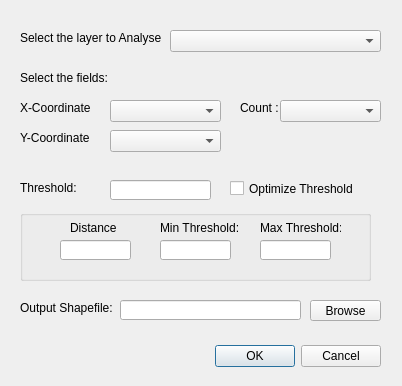
Above: hotspot_Analysis_dialog_base.ui from stanly3690/HotSpotAnalysis_Plugin before the change. Below: the same form after it.
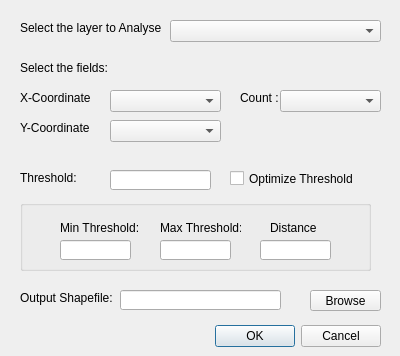
That is the form after the change.

What changed in the file:
```diff
--- a/hotspot_Analysis_dialog_base.ui
+++ b/hotspot_Analysis_dialog_base.ui
@@ -6,8 +6,8 @@
    <rect>
     <x>0</x>
     <y>0</y>
-    <width>402</width>
-    <height>386</height>
+    <width>400</width>
+    <height>356</height>
    </rect>
   </property>
   <property name="windowTitle">
@@ -16,9 +16,9 @@
   <widget class="QDialogButtonBox" name="button_box">
    <property name="geometry">
     <rect>
-     <x>200</x>
-     <y>340</y>
-     <width>181</width>
+     <x>40</x>
+     <y>320</y>
+     <width>341</width>
      <height>32</height>
     </rect>
    </property>
@@ -29,34 +29,73 @@
     <set>QDialogButtonBox::Cancel|QDialogButtonBox::Ok</set>
    </property>
   </widget>
+  <widget class="QLineEdit" name="lineEditThreshold">
+   <property name="enabled">
+    <bool>true</bool>
+   </property>
+   <property name="geometry">
+    <rect>
+     <x>110</x>
+     <y>170</y>
+     <width>101</width>
+     <height>20</height>
+    </rect>
+   </property>
+  </widget>
   <widget class="QComboBox" name="comboBox">
    <property name="geometry">
     <rect>
      <x>170</x>
-     <y>30</y>
+     <y>20</y>
      <width>211</width>
      <height>22</height>
     </rect>
    </property>
   </widget>
-  <widget class="QLabel" name="layer_label">
+  <widget class="QLabel" name="label">
    <property name="geometry">
     <rect>
      <x>20</x>
-     <y>30</y>
-     <width>141</width>
+     <y>60</y>
+     <width>111</width>
      <height>16</height>
     </rect>
    </property>
    <property name="text">
-    <string>Select the layer to Analyse : </string>
+    <string>Select the fields:</string>
+   </property>
+  </widget>
+  <widget class="QLabel" name="label_3">
+   <property name="geometry">
+    <rect>
+     <x>20</x>
+     <y>290</y>
+     <width>101</width>
+     <height>16</height>
+    </rect>
+   </property>
+   <property name="text">
+    <string>Output Shapefile:</string>
+   </property>
+  </widget>
+  <widget class="QLabel" name="label_4">
+   <property name="geometry">
+    <rect>
+     <x>20</x>
+     <y>90</y>
+     <width>71</width>
+     <height>16</height>
+    </rect>
+   </property>
+   <property name="text">
+    <string>X-Coordinate :</string>
    </property>
   </widget>
   <widget class="QLabel" name="label_threshold">
    <property name="geometry">
     <rect>
      <x>20</x>
-     <y>180</y>
+     <y>170</y>
      <width>61</width>
      <height>16</height>
     </rect>
@@ -65,37 +104,21 @@
     <string>Threshold:</string>
    </property>
   </widget>
-  <widget class="QLineEdit" name="lineEditThreshold">
-   <property name="enabled">
-    <bool>true</bool>
-   </property>
+  <widget class="QComboBox" name="comboBox_Y">
    <property name="geometry">
     <rect>
      <x>110</x>
-     <y>180</y>
-     <width>101</width>
-     <height>20</height>
+     <y>120</y>
+     <width>111</width>
+     <height>22</height>
     </rect>
    </property>
   </widget>
-  <widget class="QLabel" name="label_3">
-   <property name="geometry">
-    <rect>
-     <x>20</x>
-     <y>300</y>
-     <width>101</width>
-     <height>16</height>
-    </rect>
-   </property>
-   <property name="text">
-    <string>Output Shapefile:</string>
-   </property>
-  </widget>
   <widget class="QPushButton" name="pushButton">
    <property name="geometry">
     <rect>
      <x>310</x>
-     <y>300</y>
+     <y>290</y>
      <width>71</width>
      <height>21</height>
     </rect>
@@ -104,124 +127,44 @@
     <string>Browse</string>
    </property>
   </widget>
-  <widget class="QLineEdit" name="lineEdit">
-   <property name="enabled">
-    <bool>true</bool>
-   </property>
-   <property name="geometry">
-    <rect>
-     <x>120</x>
-     <y>300</y>
-     <width>181</width>
-     <height>20</height>
-    </rect>
-   </property>
-   <property name="mouseTracking">
-    <bool>true</bool>
-   </property>
-   <property name="inputMask">
-    <string/>
-   </property>
-   <property name="text">
-    <string/>
-   </property>
-   <property name="frame">
-    <bool>true</bool>
-   </property>
-   <property name="readOnly">
-    <bool>true</bool>
-   </property>
-  </widget>
-  <widget class="QLabel" name="label">
-   <property name="geometry">
-    <rect>
-     <x>20</x>
-     <y>70</y>
-     <width>111</width>
-     <height>16</height>
-    </rect>
-   </property>
-   <property name="text">
-    <string>Select the fields:</string>
-   </property>
-  </widget>
   <widget class="QComboBox" name="comboBox_X">
    <property name="geometry">
     <rect>
      <x>110</x>
-     <y>100</y>
+     <y>90</y>
      <width>111</width>
      <height>22</height>
     </rect>
    </property>
   </widget>
-  <widget class="QComboBox" name="comboBox_Y">
-   <property name="geometry">
-    <rect>
-     <x>110</x>
-     <y>130</y>
-     <width>111</width>
-     <height>22</height>
-    </rect>
-   </property>
-  </widget>
-  <widget class="QCheckBox" name="checkBox">
-   <property name="enabled">
-    <bool>true</bool>
-   </property>
-   <property name="geometry">
-    <rect>
-     <x>230</x>
-     <y>180</y>
-     <width>131</width>
-     <height>17</height>
-    </rect>
-   </property>
-   <property name="text">
-    <string>Optimize Threshold</string>
-   </property>
-  </widget>
-  <widget class="QLabel" name="label_4">
-   <property name="geometry">
-    <rect>
-     <x>20</x>
-     <y>100</y>
-     <width>71</width>
-     <height>16</height>
-    </rect>
-   </property>
-   <property name="text">
-    <string>X-Coordinate :</string>
-   </property>
-  </widget>
-  <widget class="QLabel" name="label_5">
-   <property name="geometry">
-    <rect>
-     <x>20</x>
-     <y>130</y>
-     <width>71</width>
-     <height>16</height>
-    </rect>
-   </property>
-   <property name="text">
-    <string>Y-Coordinate :</string>
-   </property>
-  </widget>
   <widget class="QComboBox" name="comboBox_C">
    <property name="geometry">
     <rect>
      <x>280</x>
-     <y>100</y>
+     <y>90</y>
      <width>101</width>
      <height>22</height>
     </rect>
    </property>
   </widget>
+  <widget class="QLabel" name="label_5">
+   <property name="geometry">
+    <rect>
+     <x>20</x>
+     <y>120</y>
+     <width>71</width>
+     <height>16</height>
+    </rect>
+   </property>
+   <property name="text">
+    <string>Y-Coordinate :</string>
+   </property>
+  </widget>
   <widget class="QLabel" name="label_6">
    <property name="geometry">
     <rect>
      <x>240</x>
-     <y>100</y>
+     <y>90</y>
      <width>41</width>
      <height>16</height>
     </rect>
@@ -230,11 +173,40 @@
     <string>Count :</string>
    </property>
   </widget>
+  <widget class="QCheckBox" name="checkBox">
+   <property name="enabled">
+    <bool>true</bool>
+   </property>
+   <property name="geometry">
+    <rect>
+     <x>230</x>
+     <y>170</y>
+     <width>131</width>
+     <height>17</height>
+    </rect>
+   </property>
+   <property name="text">
+    <string>Optimize Threshold</string>
+   </property>
+  </widget>
+  <widget class="QLabel" name="layer_label">
+   <property name="geometry">
+    <rect>
+     <x>20</x>
+     <y>20</y>
+     <width>141</width>
+     <height>16</height>
+    </rect>
+   </property>
+   <property name="text">
+    <string>Select the layer to Analyse : </string>
+   </property>
+  </widget>
   <widget class="QGroupBox" name="groupBox">
    <property name="geometry">
     <rect>
      <x>20</x>
-     <y>210</y>
+     <y>200</y>
      <width>351</width>
      <height>71</height>
     </rect>
@@ -245,8 +217,8 @@
    <widget class="QLabel" name="label_7">
     <property name="geometry">
      <rect>
-      <x>140</x>
-      <y>10</y>
+      <x>40</x>
+      <y>20</y>
       <width>81</width>
       <height>16</height>
      </rect>
@@ -258,18 +230,31 @@
    <widget class="QLineEdit" name="lineEdit_dist">
     <property name="geometry">
      <rect>
-      <x>40</x>
-      <y>30</y>
+      <x>240</x>
+      <y>40</y>
       <width>71</width>
       <height>20</height>
      </rect>
     </property>
    </widget>
+   <widget class="QLabel" name="label_9">
+    <property name="geometry">
+     <rect>
+      <x>140</x>
+      <y>20</y>
+      <width>81</width>
+      <height>16</height>
+     </rect>
+    </property>
+    <property name="text">
+     <string>Max Threshold:</string>
+    </property>
+   </widget>
    <widget class="QLabel" name="label_8">
     <property name="geometry">
      <rect>
-      <x>50</x>
-      <y>10</y>
+      <x>250</x>
+      <y>20</y>
       <width>47</width>
       <height>16</height>
      </rect>
@@ -278,24 +263,11 @@
      <string>Distance:</string>
     </property>
    </widget>
-   <widget class="QLabel" name="label_9">
-    <property name="geometry">
-     <rect>
-      <x>240</x>
-      <y>10</y>
-      <width>81</width>
-      <height>16</height>
-     </rect>
-    </property>
-    <property name="text">
-     <string>Max Threshold:</string>
-    </property>
-   </widget>
    <widget class="QLineEdit" name="lineEdit_minT">
     <property name="geometry">
      <rect>
-      <x>140</x>
-      <y>30</y>
+      <x>40</x>
+      <y>40</y>
       <width>71</width>
       <height>20</height>
      </rect>
@@ -304,31 +276,24 @@
    <widget class="QLineEdit" name="lineEdit_maxT">
     <property name="geometry">
      <rect>
-      <x>240</x>
-      <y>30</y>
+      <x>140</x>
+      <y>40</y>
       <width>71</width>
       <height>20</height>
      </rect>
     </property>
    </widget>
   </widget>
-  <zorder>groupBox</zorder>
-  <zorder>button_box</zorder>
-  <zorder>label_3</zorder>
-  <zorder>pushButton</zorder>
-  <zorder>lineEdit</zorder>
-  <zorder>lineEditThreshold</zorder>
-  <zorder>label_threshold</zorder>
-  <zorder>checkBox</zorder>
-  <zorder>comboBox</zorder>
-  <zorder>layer_label</zorder>
-  <zorder>label</zorder>
-  <zorder>label_4</zorder>
-  <zorder>comboBox_X</zorder>
-  <zorder>comboBox_C</zorder>
-  <zorder>label_6</zorder>
-  <zorder>label_5</zorder>
-  <zorder>comboBox_Y</zorder>
+  <widget class="QLineEdit" name="lineEdit">
+   <property name="geometry">
+    <rect>
+     <x>120</x>
+     <y>290</y>
+     <width>161</width>
+     <height>20</height>
+    </rect>
+   </property>
+  </widget>
  </widget>
  <resources/>
  <connections>
```
